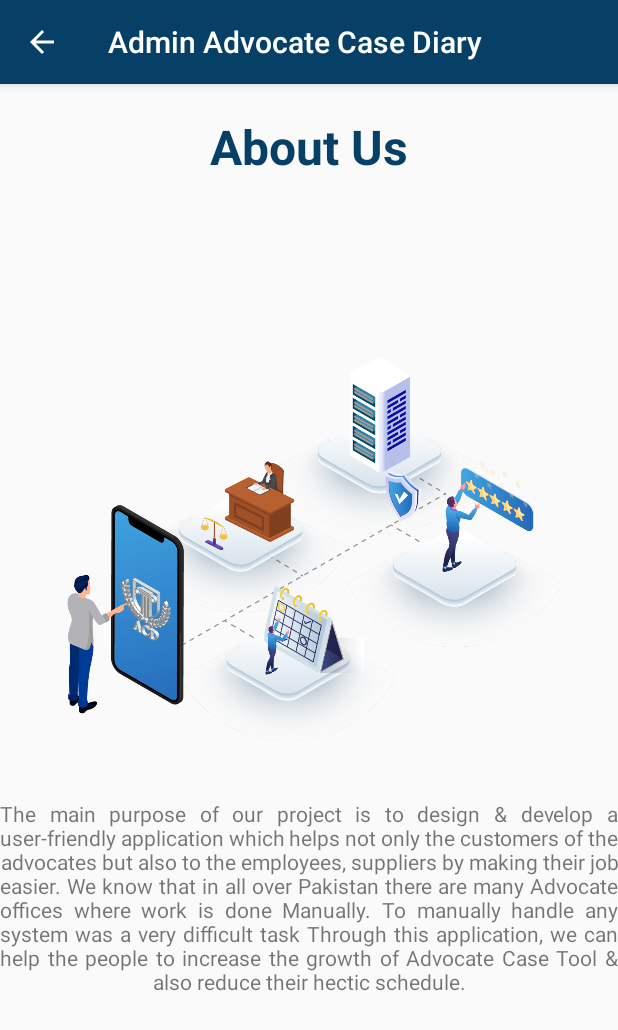
After one commit to HamzaRajput007/advocate_case_diary_admin_app, an Android app: the AboutUs screen opened directly, with no data from a screen before it, on a phone screen of 412 x 824 dp. The commit adds this screen. Shown: the top 1030 px of the screen. Run offline under Robolectric (Android 15) with nearby library versions, the phone set to English and light mode, and no system bars.

Commit message:
Update number 3 :Edit Profile , About Us, Cases Registered , Settings , ForgotPassword, and some other features are added

```diff
--- /dev/null
+++ b/app/src/main/java/apps/advocatecasediary/advocatecasediaryadmin/Activities/AboutUs.java
@@ -0,0 +1,24 @@
+package apps.advocatecasediary.advocatecasediaryadmin.Activities;
+
+import androidx.annotation.NonNull;
+import androidx.appcompat.app.AppCompatActivity;
+import apps.webscare.advocatecasediaryadmin.R;
+
+import android.os.Bundle;
+import android.view.MenuItem;
+
+public class AboutUs extends AppCompatActivity {
+
+    @Override
+    public boolean onOptionsItemSelected(@NonNull MenuItem item) {
+        finish();
+        return super.onOptionsItemSelected(item);
+    }
+
+    @Override
+    protected void onCreate(Bundle savedInstanceState) {
+        super.onCreate(savedInstanceState);
+        setContentView(R.layout.activity_about_us);
+        getSupportActionBar().setDisplayHomeAsUpEnabled(true);
+    }
+}
--- a/app/src/main/java/apps/advocatecasediary/advocatecasediaryadmin/Activities/ForgotPassword.java
+++ b/app/src/main/java/apps/advocatecasediary/advocatecasediaryadmin/Activities/ForgotPassword.java
@@ -1,4 +1,4 @@
-package apps.webscare.advocatecasediaryadmin.Activities;
+package apps.advocatecasediary.advocatecasediaryadmin.Activities;
 
 import androidx.annotation.NonNull;
 import androidx.appcompat.app.AppCompatActivity;
--- a/app/src/main/java/apps/advocatecasediary/advocatecasediaryadmin/Activities/MainActivity.java
+++ b/app/src/main/java/apps/advocatecasediary/advocatecasediaryadmin/Activities/MainActivity.java
@@ -3,6 +3,7 @@ package apps.advocatecasediary.advocatecasediaryadmin.Activities;
 import androidx.annotation.NonNull;
 import androidx.annotation.Nullable;
 import androidx.appcompat.app.AppCompatActivity;
+import apps.webscare.advocatecasediaryadmin.R;
 
 import android.content.Intent;
 import android.os.Bundle;
@@ -24,7 +25,6 @@ import com.google.firebase.firestore.EventListener;
 import com.google.firebase.firestore.FirebaseFirestore;
 import com.google.firebase.firestore.FirebaseFirestoreException;
 
-import apps.advocatecasediary.advocatecasediaryadmin.R;
 
 public class MainActivity extends AppCompatActivity {
     EditText emailET  , passwordET;
--- a/app/src/main/java/apps/advocatecasediary/advocatecasediaryadmin/Activities/SignUp.java
+++ b/app/src/main/java/apps/advocatecasediary/advocatecasediaryadmin/Activities/SignUp.java
@@ -2,6 +2,7 @@ package apps.advocatecasediary.advocatecasediaryadmin.Activities;
 
 import androidx.annotation.NonNull;
 import androidx.appcompat.app.AppCompatActivity;
+import apps.webscare.advocatecasediaryadmin.R;
 
 import android.content.Intent;
 import android.os.Bundle;
@@ -24,7 +25,6 @@ import com.google.firebase.firestore.FirebaseFirestore;
 import java.util.HashMap;
 import java.util.Map;
 
-import apps.advocatecasediary.advocatecasediaryadmin.R;
 
 public class SignUp extends AppCompatActivity {
 
--- a/app/src/main/java/apps/advocatecasediary/advocatecasediaryadmin/Activities/Splash.java
+++ b/app/src/main/java/apps/advocatecasediary/advocatecasediaryadmin/Activities/Splash.java
@@ -1,4 +1,4 @@
-package apps.webscare.advocatecasediaryadmin.Activities;
+package apps.advocatecasediary.advocatecasediaryadmin.Activities;
 
 import androidx.appcompat.app.AppCompatActivity;
 import androidx.constraintlayout.widget.ConstraintLayout;
@@ -12,7 +12,7 @@ import android.view.animation.AnimationUtils;
 import android.widget.ImageView;
 
 import apps.advocatecasediary.advocatecasediaryadmin.Activities.MainActivity;
-import apps.advocatecasediary.advocatecasediaryadmin.R;
+import apps.webscare.advocatecasediaryadmin.R;
 
 public class Splash extends AppCompatActivity {
 
--- /dev/null
+++ b/app/src/main/res/layout/activity_about_us.xml
@@ -0,0 +1,37 @@
+<?xml version="1.0" encoding="utf-8"?>
+<LinearLayout xmlns:android="http://schemas.android.com/apk/res/android"
+    xmlns:app="http://schemas.android.com/apk/res-auto"
+    xmlns:tools="http://schemas.android.com/tools"
+    android:layout_width="match_parent"
+    android:layout_height="match_parent"
+    android:orientation="vertical"
+    android:weightSum="10"
+    tools:context="apps.advocatecasediary.advocatecasediaryadmin.Activities.AboutUs">
+    <TextView
+        android:layout_width="wrap_content"
+        android:layout_height="0dp"
+        android:text="About Us"
+        android:textStyle="bold"
+        android:layout_weight="2"
+        android:textSize="32dp"
+        android:textColor="@color/colorPrimary"
+        android:layout_gravity="center_horizontal"
+        android:layout_marginTop="20dp"/>
+
+    <ImageView
+        android:layout_width="400dp"
+        android:layout_height="0dp"
+        android:layout_weight="4"
+        android:src="@drawable/about_us_image"
+        android:layout_marginBottom="20dp"
+        />
+
+    <TextView
+        android:layout_width="wrap_content"
+        android:layout_height="0dp"
+        android:layout_weight="3"
+        android:text="@string/about_us_text"
+        android:layout_gravity="center_horizontal"
+        android:justificationMode="inter_word"
+        android:textAlignment="center"/>
+</LinearLayout>
--- /dev/null
+++ b/app/src/main/res/menu/home_menu.xml
@@ -0,0 +1,6 @@
+<?xml version="1.0" encoding="utf-8"?>
+<menu xmlns:android="http://schemas.android.com/apk/res/android">
+
+    <item android:id="@+id/aboutUsMenuItemId"
+        android:title="About Us"/>
+</menu>
--- a/app/src/main/res/values/strings.xml
+++ b/app/src/main/res/values/strings.xml
@@ -1,3 +1,5 @@
 <resources>
     <string name="app_name">Advocate Case Diary Admin</string>
+    <string name="about_us_text"><![CDATA[The main purpose of our project is to design & develop a user-friendly application which helps not only the customers of the advocates but also to the employees, suppliers by making their job easier. We know that in all over Pakistan there are many Advocate offices where work is done Manually. To manually handle any system was a very difficult task Through this application, we can help the people to increase the growth of Advocate Case Tool & also reduce their hectic schedule.]]></string>
+
 </resources>
--- a/app/src/main/res/values/styles.xml
+++ b/app/src/main/res/values/styles.xml
@@ -7,4 +7,12 @@
         <item name="colorAccent">@color/colorAccent</item>
     </style>
 
+    <!-- Secondary \ theme. -->
+    <style name="Theme2" parent="Theme.AppCompat.Light.DarkActionBar">
+        <!-- Customize your theme here. -->
+        <item name="colorPrimary">@color/colorPrimary</item>
+        <item name="colorPrimaryDark">@color/colorPrimaryDark</item>
+        <item name="colorAccent">@color/colorAccent</item>
+    </style>
+
 </resources>
```
Also changed, not shown: app/src/main/AndroidManifest.xml (+9 -5 lines), app/src/main/java/apps/advocatecasediary/advocatecasediaryadmin/Activities/Home.java (+26 -3 lines), app/src/main/java/apps/advocatecasediary/advocatecasediaryadmin/Activities/InsertAdvocate.java (+5 -5 lines), app/src/main/res/layout/activity_forgot_password.xml (+4 -3 lines), app/src/main/res/drawable/about_us_image.png (added).
